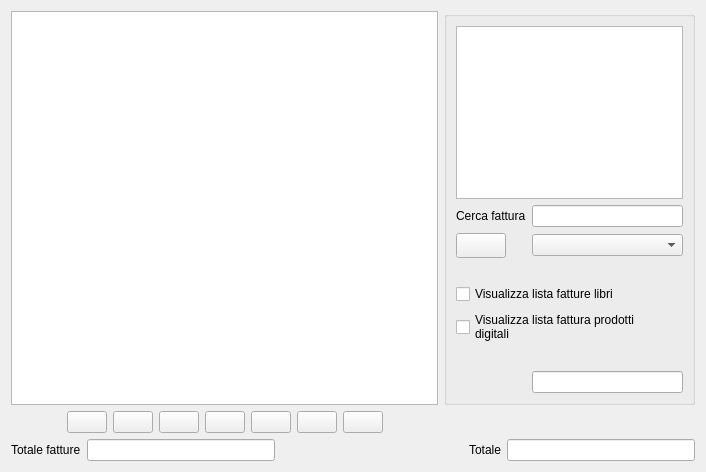
The window that lylibrary/ui/fattura.ui (kratos83/LyLibrary) describes before a commit, drawn with Qt 5.
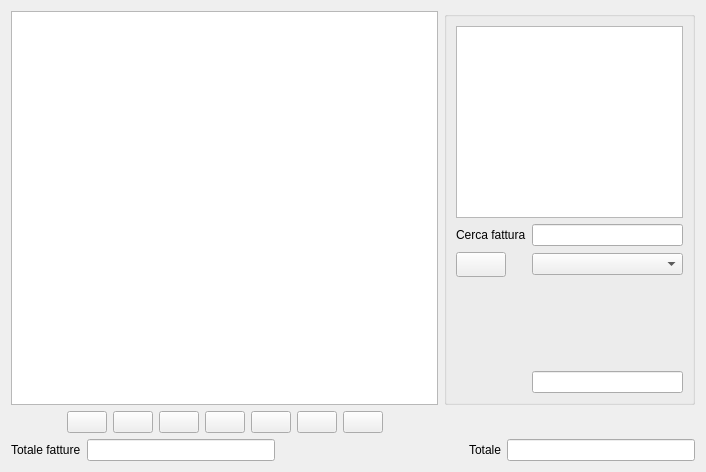
The same window after the commit. Icons and pictures are not drawn.

Diff of the .ui file:
```diff
--- a/lylibrary/ui/fattura.ui
+++ b/lylibrary/ui/fattura.ui
@@ -195,17 +195,10 @@
       <string/>
      </property>
      <layout class="QGridLayout" name="gridLayout_6">
-      <item row="4" column="0" colspan="2">
-       <widget class="QCheckBox" name="ck_lb">
-        <property name="text">
-         <string>Visualizza lista fatture libri</string>
-        </property>
-       </widget>
-      </item>
       <item row="0" column="0" colspan="2">
        <widget class="QTextEdit" name="textEdit"/>
       </item>
-      <item row="8" column="1">
+      <item row="5" column="1">
        <widget class="QLineEdit" name="id"/>
       </item>
       <item row="1" column="0">
@@ -250,6 +243,9 @@
         </property>
        </widget>
       </item>
+      <item row="1" column="1">
+       <widget class="QLineEdit" name="cerca1"/>
+      </item>
       <item row="2" column="1">
        <widget class="QComboBox" name="cerca_txt">
         <property name="editable">
@@ -257,32 +253,8 @@
         </property>
        </widget>
       </item>
-      <item row="1" column="1">
-       <widget class="QLineEdit" name="cerca1"/>
-      </item>
-      <item row="5" column="0" colspan="2">
-       <widget class="QCheckBox" name="ck_pr">
-        <property name="text">
-         <string>Visualizza lista fattura prodotti 
-digitali</string>
-        </property>
-       </widget>
-      </item>
-      <item row="6" column="0">
-       <spacer name="verticalSpacer">
-        <property name="orientation">
-         <enum>Qt::Vertical</enum>
-        </property>
-        <property name="sizeHint" stdset="0">
-         <size>
-          <width>20</width>
-          <height>40</height>
-         </size>
-        </property>
-       </spacer>
-      </item>
       <item row="3" column="0">
-       <spacer name="verticalSpacer_2">
+       <spacer name="verticalSpacer">
         <property name="orientation">
          <enum>Qt::Vertical</enum>
         </property>
```
Left out of the diff: 2 changed lines with no effect on the pictures.
